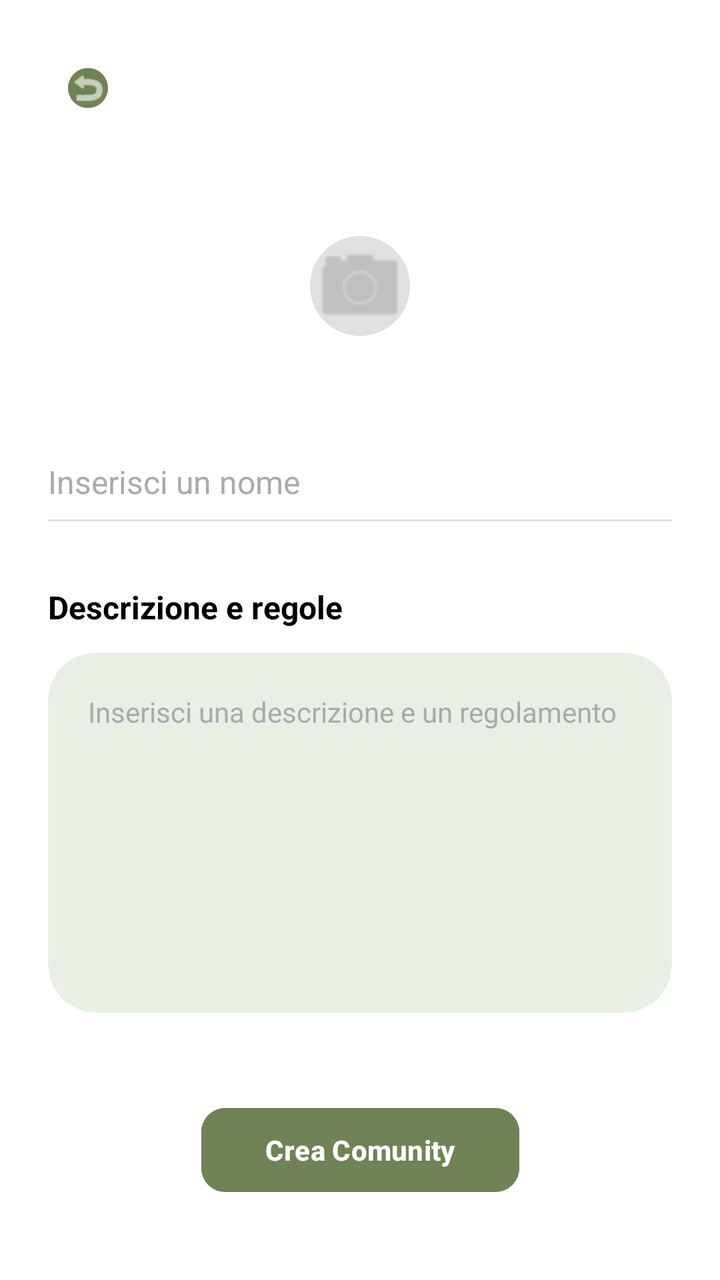
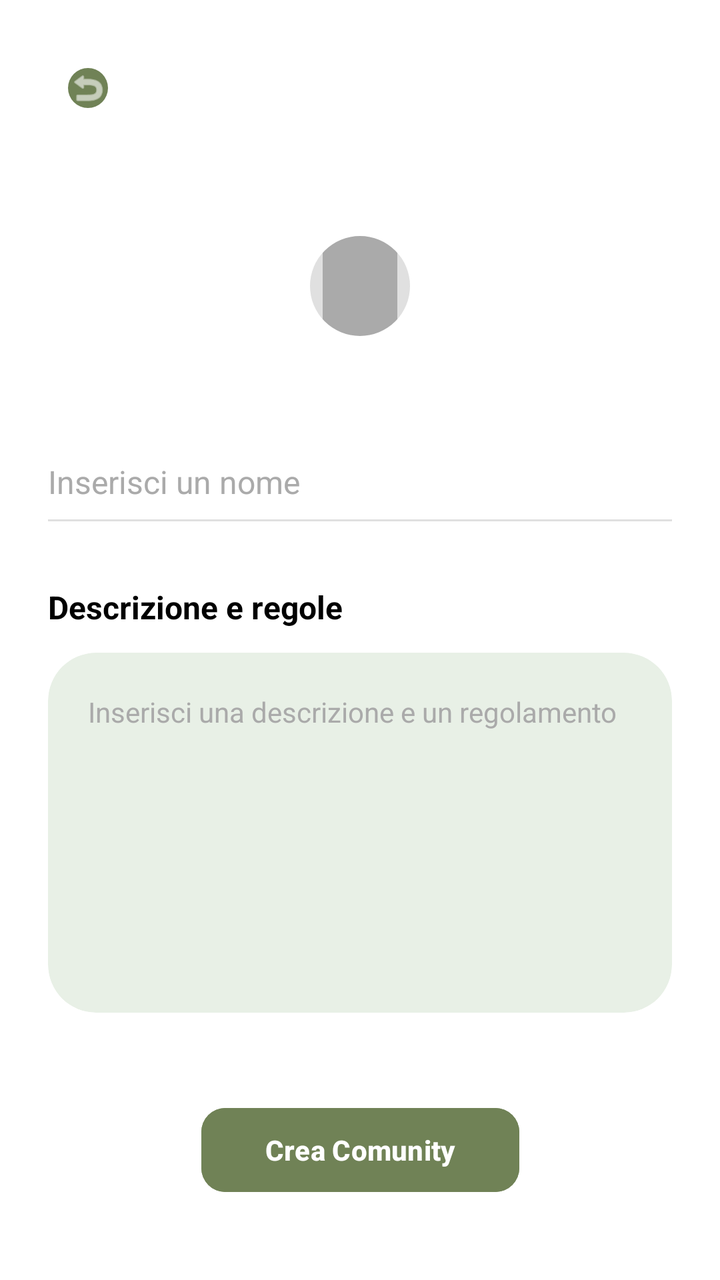

The first picture is an Android layout as it rendered before a commit; the second is the same layout after the commit. The layout source and the unified diff follow.
<!-- AndroidManifest.xml: application theme Theme.Nutrio -->
<!-- res/layout/activity_crea_community.xml -->
<?xml version="1.0" encoding="utf-8"?>
<androidx.constraintlayout.widget.ConstraintLayout
    xmlns:android="http://schemas.android.com/apk/res/android"
    xmlns:app="http://schemas.android.com/apk/res-auto"
    android:layout_width="match_parent"
    android:layout_height="match_parent"
    android:background="@android:color/white"
    android:padding="24dp">

    <com.google.android.material.imageview.ShapeableImageView
        android:id="@+id/btnBackCreaComm"
        android:layout_width="40dp"
        android:layout_height="40dp"
        android:background="#708256"
        android:padding="10dp"
        android:src="@android:drawable/ic_menu_revert"
        app:shapeAppearanceOverlay="@style/CircleImageView"
        app:layout_constraintTop_toTopOf="parent"
        app:layout_constraintStart_toStartOf="parent"
        app:tint="@android:color/white" />

    <com.google.android.material.imageview.ShapeableImageView
        android:id="@+id/ivSelezionaFotoComm"
        android:layout_width="110dp"
        android:layout_height="110dp"
        android:layout_marginTop="24dp"
        android:background="#E0E0E0"
        android:padding="30dp"
        android:src="@android:drawable/ic_menu_camera"
        app:shapeAppearanceOverlay="@style/CircleImageView"
        app:layout_constraintTop_toBottomOf="@id/btnBackCreaComm"
        app:layout_constraintStart_toStartOf="parent"
        app:layout_constraintEnd_toEndOf="parent"
        app:tint="@android:color/darker_gray" />

    <EditText
        android:id="@+id/etNomeCommunity"
        android:layout_width="match_parent"
        android:layout_height="wrap_content"
        android:layout_marginTop="24dp"
        android:hint="Inserisci un nome"
        android:textColorHint="@android:color/darker_gray"
        android:textColor="@android:color/black"
        android:textSize="16sp"
        android:background="@null"
        android:paddingVertical="8dp"
        app:layout_constraintTop_toBottomOf="@id/ivSelezionaFotoComm" />

    <View
        android:id="@+id/dividerNome"
        android:layout_width="match_parent"
        android:layout_height="1dp"
        android:background="#E0E0E0"
        app:layout_constraintTop_toBottomOf="@id/etNomeCommunity" />

    <TextView
        android:id="@+id/lblDescrizione"
        android:layout_width="wrap_content"
        android:layout_height="wrap_content"
        android:layout_marginTop="32dp"
        android:text="Descrizione e regole"
        android:textColor="@android:color/black"
        android:textStyle="bold"
        android:textSize="16sp"
        app:layout_constraintTop_toBottomOf="@id/dividerNome"
        app:layout_constraintStart_toStartOf="parent" />

    <com.google.android.material.card.MaterialCardView
        android:id="@+id/cardDescrizioneInput"
        android:layout_width="match_parent"
        android:layout_height="180dp"
        android:layout_marginTop="12dp"
        app:cardBackgroundColor="#E8F0E6"
        app:cardCornerRadius="24dp"
        app:cardElevation="0dp"
        app:strokeWidth="0dp"
        app:layout_constraintTop_toBottomOf="@id/lblDescrizione">

        <EditText
            android:id="@+id/etDescrizioneRegole"
            android:layout_width="match_parent"
            android:layout_height="match_parent"
            android:background="@android:color/transparent"
            android:gravity="top|start"
            android:hint="Inserisci una descrizione e un regolamento"
            android:textColorHint="@android:color/darker_gray"
            android:padding="20dp"
            android:textSize="14sp"
            android:textColor="@android:color/black" />
    </com.google.android.material.card.MaterialCardView>

    <Button
        android:id="@+id/btnConfermaCreaCommunity"
        android:layout_width="wrap_content"
        android:layout_height="50dp"
        android:layout_marginBottom="16dp"
        android:backgroundTint="#708256"
        android:text="Crea Comunity"
        android:textAllCaps="false"
        android:textColor="@android:color/white"
        android:textStyle="bold"
        android:paddingHorizontal="32dp"
        app:cornerRadius="12dp"
        app:layout_constraintBottom_toBottomOf="parent"
        app:layout_constraintStart_toStartOf="parent"
        app:layout_constraintEnd_toEndOf="parent" />

</androidx.constraintlayout.widget.ConstraintLayout>
<!-- resources referenced by this layout -->
<resources>
  <style name="CircleImageView">
          <item name="cornerSize">50%</item>
      </style>
  <style name="Theme.Nutrio" parent="Base.Theme.Nutrio" />
  <style name="Base.Theme.Nutrio" parent="Theme.Material3.DayNight.NoActionBar">
          
          
      </style>
</resources>

<!-- the commit's change to res/layout/activity_crea_community.xml (unified diff, before → after) -->
@@ -26,7 +26,7 @@
         android:layout_marginTop="24dp"
         android:background="#E0E0E0"
         android:padding="30dp"
-        android:src="@android:drawable/ic_menu_camera"
+        android:src="@drawable/cous"
         app:shapeAppearanceOverlay="@style/CircleImageView"
         app:layout_constraintTop_toBottomOf="@id/btnBackCreaComm"
         app:layout_constraintStart_toStartOf="parent"
<!-- resource entries referenced after the edit -->
@@ -1,5 +1,6 @@
 <!-- resources referenced by this layout -->
 <resources>
+  <!-- drawable cous: jpeg bitmap (drawable, 375610 bytes) -->
   <style name="CircleImageView">
           <item name="cornerSize">50%</item>
       </style>
